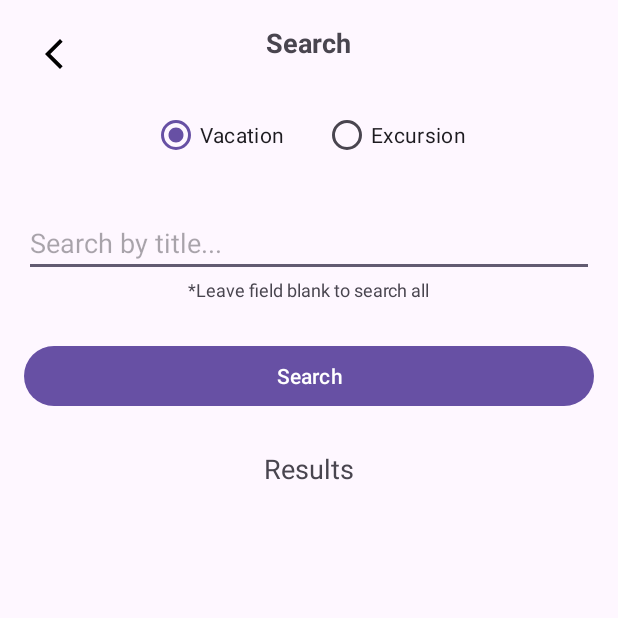
After one commit to jones89-dan/vacation-planner, an Android app: the SearchActivity screen opened directly, with no data from a screen before it, on a phone screen of 412 x 824 dp, the top half of it. The commit adds this screen. Run offline under Robolectric (Android 15) with nearby library versions, the light colour scheme and no system bars; our stand-ins replace Room's generated code.

Commit message:
Uploading progress on part B. Changes contains code that implements inheritance (Search, VacationSearch, ExcursionSearch) and working search functionality.

```diff
--- a/app/src/main/AndroidManifest.xml
+++ b/app/src/main/AndroidManifest.xml
@@ -16,7 +16,9 @@
         android:supportsRtl="true"
         android:theme="@style/Theme.D308VacationPlanner"
         tools:targetApi="31">
-
+        <activity
+            android:name=".UI.SearchActivity"
+            android:exported="false" />
         <activity
             android:name=".UI.ExcursionDetail"
             android:exported="false" />
--- a/app/src/main/java/com/jones/d424vacationplanner/UI/CreateExcursion.java
+++ b/app/src/main/java/com/jones/d424vacationplanner/UI/CreateExcursion.java
@@ -153,7 +153,7 @@ public class CreateExcursion extends AppCompatActivity {
                 // Save the Excursion
                 db.excursionDAO().insert(newExcursion);
                 runOnUiThread(() -> Toast.makeText(CreateExcursion.this, "Excursion Saved!", Toast.LENGTH_SHORT).show());
-                Intent intent = new Intent(CreateExcursion.this, ExcursionRecyclerAdapter.class);
+                Intent intent = new Intent(CreateExcursion.this, LIstVacationExcursions.class);
                 intent.addFlags(Intent.FLAG_ACTIVITY_CLEAR_TOP | Intent.FLAG_ACTIVITY_NEW_TASK);
                 startActivity(intent);
 
--- a/app/src/main/java/com/jones/d424vacationplanner/UI/ExcursionRecyclerAdapter.java
+++ b/app/src/main/java/com/jones/d424vacationplanner/UI/ExcursionRecyclerAdapter.java
@@ -37,7 +37,6 @@ public class ExcursionRecyclerAdapter extends RecyclerView.Adapter<ExcursionRecy
     // Define the excursion view holder details and where values will be stored
     public static class ExcursionViewHolder extends RecyclerView.ViewHolder {
         TextView textViewTitle, textViewDate, buttonEdit;
-        Spinner spinnerNavigation;
 
         public ExcursionViewHolder(View itemView) {
             super(itemView);
--- /dev/null
+++ b/app/src/main/java/com/jones/d424vacationplanner/UI/SearchActivity.java
@@ -0,0 +1,130 @@
+package com.jones.d424vacationplanner.UI;
+
+import android.os.Bundle;
+import android.view.View;
+import android.widget.Button;
+import android.widget.EditText;
+import android.widget.ImageButton;
+import android.widget.RadioButton;
+import android.widget.RadioGroup;
+import android.widget.TextView;
+
+import androidx.activity.EdgeToEdge;
+import androidx.appcompat.app.AppCompatActivity;
+import androidx.core.graphics.Insets;
+import androidx.core.view.ViewCompat;
+import androidx.core.view.WindowInsetsCompat;
+import androidx.recyclerview.widget.LinearLayoutManager;
+import androidx.recyclerview.widget.RecyclerView;
+
+import com.jones.d424vacationplanner.R;
+import com.jones.d424vacationplanner.dao.ExcursionDAO;
+import com.jones.d424vacationplanner.dao.VacationDAO;
+import com.jones.d424vacationplanner.database.AppDatabase;
+import com.jones.d424vacationplanner.entitities.Excursion;
+import com.jones.d424vacationplanner.entitities.Vacation;
+import com.jones.d424vacationplanner.search.VacationSearch;
+
+import java.util.ArrayList;
+import java.util.List;
+import java.util.concurrent.ExecutorService;
+import java.util.concurrent.Executors;
+
+public class SearchActivity extends AppCompatActivity {
+
+    private EditText editTextSearch;
+    private Button buttonSearch;
+    private RadioButton radioVacation, radioExcursion;
+    private RecyclerView recyclerViewResults;
+    private VacationDAO vacationDao;
+    private ExcursionDAO excursionDao;
+    private RadioGroup radioGroupSearchType;
+    private SearchResultsAdapter adapter;
+    private TextView textViewNoResults;
+    private ExecutorService executorService = Executors.newSingleThreadExecutor();
+
+    @Override
+    protected void onCreate(Bundle savedInstanceState) {
+        super.onCreate(savedInstanceState);
+        EdgeToEdge.enable(this);
+        setContentView(R.layout.activity_search);
+
+        // Initialize elements on the view activity
+        editTextSearch = findViewById(R.id.editTextSearch);
+        buttonSearch = findViewById(R.id.buttonSearch);
+        recyclerViewResults = findViewById(R.id.recyclerViewResults);
+        radioGroupSearchType = findViewById(R.id.radioGroupOptions);
+        radioVacation = findViewById(R.id.radioVacation);
+        radioExcursion = findViewById(R.id.radioExcursion);
+        textViewNoResults = findViewById(R.id.textViewNoResults);
+
+
+        // Button to go back to main page
+        ImageButton buttonBack = findViewById(R.id.buttonBack);
+        buttonBack.setOnClickListener(v -> finish());
+
+        // Initialize the DAO and VacationSearch
+        // Get DAO instances
+        vacationDao = AppDatabase.getInstance(this).vacationDAO();
+        excursionDao = AppDatabase.getInstance(this).excursionDAO();
+
+        // Initialize the RecyclerView and adapter
+        recyclerViewResults.setLayoutManager(new LinearLayoutManager(this));
+        adapter = new SearchResultsAdapter<>(new ArrayList<>());
+        recyclerViewResults.setAdapter(adapter);
+
+        // Set click listener for search button
+        buttonSearch.setOnClickListener(v -> performSearch());
+
+        ViewCompat.setOnApplyWindowInsetsListener(findViewById(R.id.main), (v, insets) -> {
+            Insets systemBars = insets.getInsets(WindowInsetsCompat.Type.systemBars());
+            v.setPadding(systemBars.left, systemBars.top, systemBars.right, systemBars.bottom);
+            return insets;
+        });
+    }
+
+    private void performSearch() {
+        // Get the search query from the EditText
+        String keyword = editTextSearch.getText().toString().trim();
+
+        // Get the selected search type, Vacation or Excursion
+        int selectedRadioId = radioGroupSearchType.getCheckedRadioButtonId();
+        if (selectedRadioId == R.id.radioVacation) {
+            // Search for Vacations
+            searchVacations(keyword);
+        } else if (selectedRadioId == R.id.radioExcursion) {
+            // Search for Excursions
+            searchExcursions(keyword);
+        }
+    }
+
+    // Vacation search, return results to the SearchResultsAdapter
+    private void searchVacations(String keyword) {
+        executorService.execute(() -> {
+            List<Vacation> results = vacationDao.searchVacations("%" + keyword + "%");
+            runOnUiThread(() -> {
+                adapter.updateResults(results);
+                if (results.isEmpty()) {
+                    textViewNoResults.setVisibility(View.VISIBLE);
+                } else {
+                    textViewNoResults.setVisibility(View.GONE);
+                }
+            });
+        });
+    }
+
+    // Excursion search, return results to the SearchResultsAdapter
+    private void searchExcursions(String keyword) {
+        executorService.execute(() -> {
+            List<Excursion> results = excursionDao.searchExcursions("%" + keyword + "%");
+            runOnUiThread(() -> {
+                adapter.updateResults(results);
+                if (results.isEmpty()) {
+                    textViewNoResults.setVisibility(View.VISIBLE);
+                } else {
+                    textViewNoResults.setVisibility(View.GONE);
+                }
+            });
+        });
+    }
+}
--- a/app/src/main/java/com/jones/d424vacationplanner/dao/ExcursionDAO.java
+++ b/app/src/main/java/com/jones/d424vacationplanner/dao/ExcursionDAO.java
@@ -5,6 +5,7 @@ import androidx.room.Insert;
 import androidx.room.Query;
 
 import com.jones.d424vacationplanner.entitities.Excursion;
+import com.jones.d424vacationplanner.entitities.Vacation;
 
 import java.util.Date;
 import java.util.List;
@@ -29,4 +30,8 @@ public interface ExcursionDAO {
     @Query("DELETE FROM excursions WHERE id = :id")
     void deleteExcursionById(int id);
 
+    // Vacation search query
+    @Query("SELECT * FROM excursions WHERE title LIKE :keyword")
+    List<Excursion> searchExcursions(String keyword);
+
 }
--- a/app/src/main/java/com/jones/d424vacationplanner/dao/VacationDAO.java
+++ b/app/src/main/java/com/jones/d424vacationplanner/dao/VacationDAO.java
@@ -48,4 +48,8 @@ public interface VacationDAO {
         }
         deleteVacation(vacation);
     }
+
+    // Vacation search query
+    @Query("SELECT * FROM vacations WHERE title LIKE :keyword OR place LIKE :keyword")
+    List<Vacation> searchVacations(String keyword);
 }
--- a/app/src/main/java/com/jones/d424vacationplanner/database/AppDatabase.java
+++ b/app/src/main/java/com/jones/d424vacationplanner/database/AppDatabase.java
@@ -13,7 +13,7 @@ import com.jones.d424vacationplanner.entitities.Excursion;
 import com.jones.d424vacationplanner.entitities.Vacation;
 
 // The details for connecting to the room database
-@Database(entities = {Vacation.class, Excursion.class}, version = 4, exportSchema = false)
+@Database(entities = {Vacation.class, Excursion.class}, version = 5, exportSchema = false)
 @TypeConverters(Converters.class)
 public abstract class AppDatabase extends RoomDatabase {
 
--- /dev/null
+++ b/app/src/main/res/layout/activity_search.xml
@@ -0,0 +1,122 @@
+<?xml version="1.0" encoding="utf-8"?>
+<androidx.constraintlayout.widget.ConstraintLayout xmlns:android="http://schemas.android.com/apk/res/android"
+    xmlns:app="http://schemas.android.com/apk/res-auto"
+    xmlns:tools="http://schemas.android.com/tools"
+    android:id="@+id/main"
+    android:layout_width="match_parent"
+    android:layout_height="match_parent"
+    tools:context=".UI.SearchActivity">
+
+    <LinearLayout
+        android:layout_width="match_parent"
+        android:layout_height="match_parent"
+        android:orientation="vertical"
+        android:gravity="top"
+        android:padding="16dp">
+
+        <ImageButton
+            android:id="@+id/buttonBack"
+            android:layout_width="wrap_content"
+            android:layout_height="wrap_content"
+            android:src="@drawable/baseline_arrow_back_ios_new_24"
+            android:background="?attr/selectableItemBackground"
+            android:contentDescription="@string/go_back_vac"
+            android:padding="8dp"/>
+
+    </LinearLayout>
+
+    <LinearLayout
+        android:layout_width="match_parent"
+        android:layout_height="match_parent"
+        android:orientation="vertical"
+        android:gravity="top|center_horizontal"
+        android:padding="16dp">
+
+        <TextView
+            android:layout_width="wrap_content"
+            android:layout_height="wrap_content"
+            android:text="Search"
+            android:textSize="18sp"
+            android:textStyle="bold" />
+
+        <RadioGroup
+            android:id="@+id/radioGroupOptions"
+            android:layout_width="wrap_content"
+            android:layout_height="wrap_content"
+            android:orientation="horizontal">
+
+            <!-- Vacation Option -->
+            <RadioButton
+                android:id="@+id/radioVacation"
+                android:layout_width="wrap_content"
+                android:layout_height="wrap_content"
+                android:text="Vacation"
+                android:layout_marginTop="25dp"
+                android:layout_marginEnd="25dp"
+                android:checked="true"/>
+
+            <!-- Excursion Option -->
+            <RadioButton
+                android:id="@+id/radioExcursion"
+                android:layout_width="wrap_content"
+                android:layout_height="wrap_content"
+                android:text="Excursion"
+                android:layout_marginTop="25dp"
+                />
+        </RadioGroup>
+
+        <!-- Search Input -->
+        <EditText
+            android:id="@+id/editTextSearch"
+            android:layout_width="match_parent"
+            android:layout_height="wrap_content"
+            android:hint="Search by title..."
+            android:inputType="text"
+            android:layout_marginTop="25dp"
+            />
+
+        <TextView
+            android:layout_width="wrap_content"
+            android:layout_height="wrap_content"
+            android:text="*Leave field blank to search all"
+            android:textSize="12sp"
+             />
+
+        <!-- Search Button -->
+        <Button
+            android:id="@+id/buttonSearch"
+            android:layout_width="match_parent"
+            android:layout_height="wrap_content"
+            android:text="Search"
+            android:layout_marginTop="25dp"/>
+
+        <TextView
+            android:layout_width="wrap_content"
+            android:layout_height="wrap_content"
+            android:text="Results"
+            android:textSize="18sp"
+            android:layout_margin="25dp" />
+
+        <TextView
+            android:id="@+id/textViewNoResults"
+            android:layout_width="wrap_content"
+            android:layout_height="wrap_content"
+            android:text="No results found"
+            android:visibility="gone"
+            android:textSize="18sp"
+            android:textStyle="bold"
+            android:gravity="center"
+            android:layout_gravity="center"
+            android:layout_marginTop="20dp"/>
+
+
+        <!-- Results List -->
+        <androidx.recyclerview.widget.RecyclerView
+            android:id="@+id/recyclerViewResults"
+            android:layout_width="match_parent"
+            android:layout_height="wrap_content"
+            android:paddingTop="8dp" />
+
+    </LinearLayout>
+
+</androidx.constraintlayout.widget.ConstraintLayout>
--- a/app/src/main/res/values/strings.xml
+++ b/app/src/main/res/values/strings.xml
@@ -49,4 +49,5 @@
     <string name="share_vacation_details">Share vacation details</string>
     <string name="share_vacation">Share Vacation</string>
     <string name="view_edit">View/Edit</string>
+    <string name="search_link">Search</string>
 </resources>
```
Also changed, not shown: app/src/main/java/com/jones/d424vacationplanner/UI/ExcursionDetail.java (+4 -4 lines), app/src/main/java/com/jones/d424vacationplanner/UI/MainActivity.java (+12 -1 lines), app/src/main/java/com/jones/d424vacationplanner/UI/SearchResultsAdapter.java (added, +80 -0 lines), app/src/main/java/com/jones/d424vacationplanner/entitities/Excursion.java (+17 -0 lines), app/src/main/java/com/jones/d424vacationplanner/entitities/Vacation.java (+17 -0 lines), app/src/main/java/com/jones/d424vacationplanner/search/ExcursionSearch.java (added, +28 -0 lines), app/src/main/java/com/jones/d424vacationplanner/search/Search.java (added, +23 -0 lines), app/src/main/java/com/jones/d424vacationplanner/search/VacationSearch.java (added, +27 -0 lines), app/src/main/res/layout/activity_main.xml (+12 -2 lines), app/src/main/res/layout/search_item.xml (added, +31 -0 lines).
